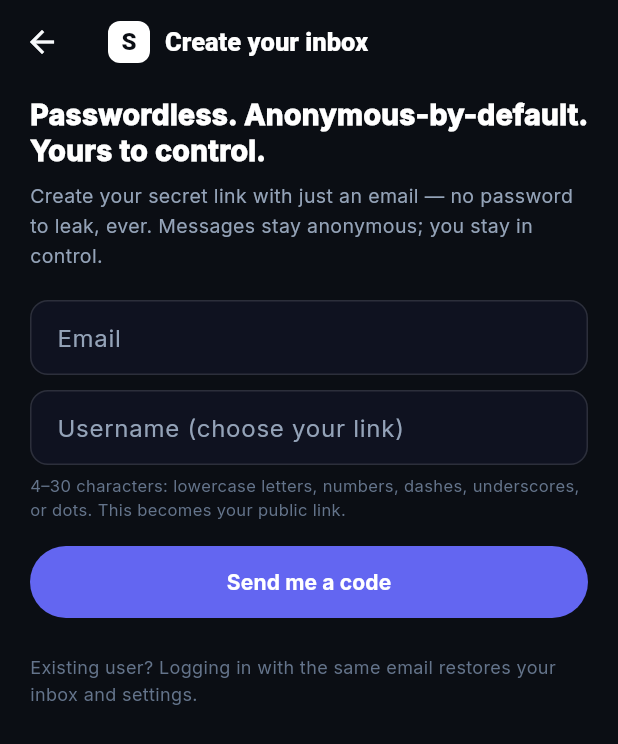
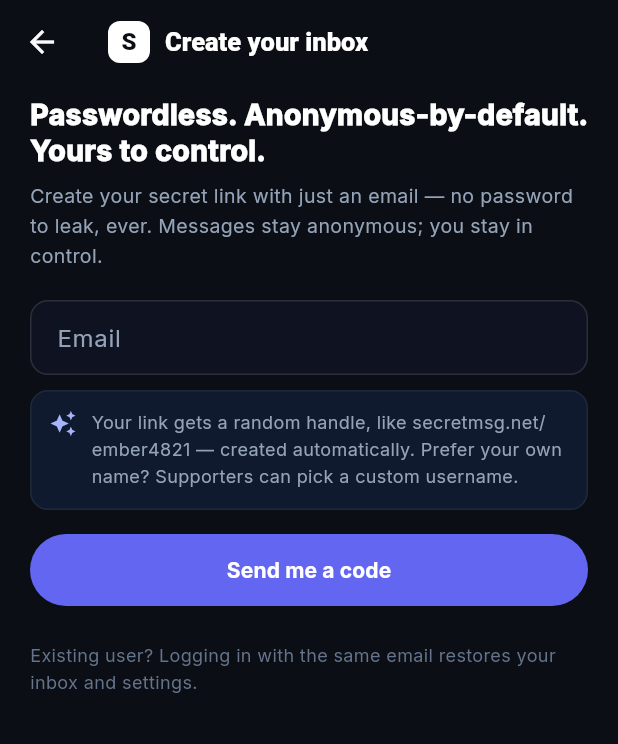
Before and after one commit to janasco/secretmsg, a Flutter app: the LoginScreen screen opened by its route, on a phone screen of 412 x 824 dp. Shown: the top 744 px of the screen. Run offline on Flutter 3.47's test engine with Material 3 defaults, Android fonts, the phone set to English and light mode, and no system bars; our stand-ins replace flutter_secure_storage, in_app_purchase, share_plus, webview_flutter; missing offline and left inert: webview_flutter_android; accounts and stored records are empty.

Commit message:
feat(mobile): auto-generate random username at signup; supporters can claim a custom username in settings

```diff
--- a/apps/mobile-flutter/lib/api/api_client.dart
+++ b/apps/mobile-flutter/lib/api/api_client.dart
@@ -131,13 +131,11 @@ class ApiClient {
 
   static Future<({UserProfile user, String token})> verifyOtp(
     String email,
-    String otp, {
-    String? username,
-  }) async {
+    String otp,
+  ) async {
     final data = await _postJson('/api/auth/otp-verify', {
       'email': email,
       'otp': otp,
-      'username': username,
     });
     final user = UserProfile.fromJson(data['user'] as Map<String, dynamic>);
     final token = data['token']?.toString() ?? '';
@@ -191,6 +189,11 @@ class ApiClient {
     if (clearPause) body['paused_until'] = null;
     if (body.isEmpty) return;
     await _patchJson('/api/me', body);
+  }
+
+  // ---- Claim Custom Username (Supporter Perk, POST /api/me/username) ----
+  static Future<void> setUsername(String username) async {
+    await _postJson('/api/me/username', {'username': username}, auth: true);
   }
 
   // ---- Inbox ----
--- a/apps/mobile-flutter/lib/api/models.dart
+++ b/apps/mobile-flutter/lib/api/models.dart
@@ -15,6 +15,7 @@ class UserProfile {
   final int? pausedUntil;
   final List<String> hiddenWords;
   final int? allowHints;
+  final int customSlugUnlocked;
 
   const UserProfile({
     required this.id,
@@ -33,6 +34,7 @@ class UserProfile {
     this.pausedUntil,
     this.hiddenWords = const [],
     this.allowHints,
+    this.customSlugUnlocked = 0,
   });
 
   factory UserProfile.fromJson(Map<String, dynamic> json) {
@@ -58,6 +60,7 @@ class UserProfile {
       pausedUntil: (json['paused_until'] as num?)?.toInt(),
       hiddenWords: hidden,
       allowHints: (json['allow_hints'] as num?)?.toInt(),
+      customSlugUnlocked: (json['custom_slug_unlocked'] as num?)?.toInt() ?? 0,
     );
   }
 
@@ -78,6 +81,7 @@ class UserProfile {
         'paused_until': pausedUntil,
         'hidden_words': hiddenWords,
         'allow_hints': allowHints,
+        'custom_slug_unlocked': customSlugUnlocked,
       };
 
   bool get isSupporter => isPremium == 1;
--- a/apps/mobile-flutter/lib/screens/login_screen.dart
+++ b/apps/mobile-flutter/lib/screens/login_screen.dart
@@ -6,8 +6,7 @@ import '../widgets/common.dart';
 import 'app_shell.dart';
 
 class LoginScreen extends StatefulWidget {
-  final String? prefillUsername;
-  const LoginScreen({super.key, this.prefillUsername});
+  const LoginScreen({super.key});
 
   @override
   State<LoginScreen> createState() => _LoginScreenState();
@@ -16,7 +15,6 @@ class LoginScreen extends StatefulWidget {
 class _LoginScreenState extends State<LoginScreen> {
   final _emailCtrl = TextEditingController();
   final _otpCtrl = TextEditingController();
-  final _usernameCtrl = TextEditingController();
 
   bool _requesting = false;
   bool _verifying = false;
@@ -25,16 +23,9 @@ class _LoginScreenState extends State<LoginScreen> {
   String? _info;
 
   @override
-  void initState() {
-    super.initState();
-    _usernameCtrl.text = widget.prefillUsername ?? '';
-  }
-
-  @override
   void dispose() {
     _emailCtrl.dispose();
     _otpCtrl.dispose();
-    _usernameCtrl.dispose();
     super.dispose();
   }
 
@@ -86,8 +77,7 @@ class _LoginScreenState extends State<LoginScreen> {
       _error = null;
     });
     try {
-      final username = _usernameCtrl.text.trim();
-      await ApiClient.verifyOtp(email, otp, username: username.isEmpty ? null : username.toLowerCase());
+      await ApiClient.verifyOtp(email, otp);
       if (!mounted) return;
       Navigator.of(context).pushAndRemoveUntil(
         MaterialPageRoute(builder: (_) => const AppShell(initialTab: AppTab.settings)),
@@ -153,30 +143,26 @@ class _LoginScreenState extends State<LoginScreen> {
                   ),
                 ),
                 const SizedBox(height: 10),
-                TextField(
-                  controller: _usernameCtrl,
-                  autocorrect: false,
-                  enabled: !_requesting && !_verifying,
-                  decoration: InputDecoration(
-                    labelText: 'Username (choose your link)',
-                    hintText: 'janasco',
-                    prefixText: '@ ',
-                    filled: true,
-                    fillColor: const Color(0xFF0F1220),
-                    border: OutlineInputBorder(
-                      borderRadius: BorderRadius.circular(12),
-                      borderSide: const BorderSide(color: AppColors.border),
-                    ),
-                    enabledBorder: OutlineInputBorder(
-                      borderRadius: BorderRadius.circular(12),
-                      borderSide: const BorderSide(color: AppColors.border),
-                    ),
+                Container(
+                  padding: const EdgeInsets.all(12),
+                  decoration: BoxDecoration(
+                    color: const Color(0xFF101A2E),
+                    borderRadius: BorderRadius.circular(12),
+                    border: Border.all(color: const Color(0xFF1E293B)),
                   ),
-                ),
-                const SizedBox(height: 6),
-                const Text(
-                  '4–30 characters: lowercase letters, numbers, dashes, underscores, or dots. This becomes your public link.',
-                  style: TextStyle(color: Color(0xFF64748B), fontSize: 11, height: 1.45),
+                  child: const Row(
+                    crossAxisAlignment: CrossAxisAlignment.start,
+                    children: [
+                      Icon(Icons.auto_awesome, color: Color(0xFFA5B4FC), size: 18),
+                      SizedBox(width: 10),
+                      Expanded(
+                        child: Text(
+                          'Your link gets a random handle, like secretmsg.net/ember4821 — created automatically. Prefer your own name? Supporters can pick a custom username.',
+                          style: TextStyle(color: Color(0xFF94A3B8), fontSize: 12, height: 1.5),
+                        ),
+                      ),
+                    ],
+                  ),
                 ),
                 const SizedBox(height: 16),
                 FilledButton(
--- a/apps/mobile-flutter/lib/screens/send_screen.dart
+++ b/apps/mobile-flutter/lib/screens/send_screen.dart
@@ -586,7 +586,7 @@ class _SendScreenState extends State<SendScreen> {
               TextButton(
                 onPressed: () => Navigator.of(context).pushReplacement(
                   MaterialPageRoute(
-                    builder: (_) => LoginScreen(prefillUsername: _usernameCtrl.text),
+                    builder: (_) => const LoginScreen(),
                   ),
                 ),
                 child: const Text('Create your own SecretMsg link', style: TextStyle(color: Color(0xFFA5B4FC), fontWeight: FontWeight.w700)),
```
Also changed, not shown: apps/mobile-flutter/lib/screens/settings_screen.dart (+102 -1 lines).
